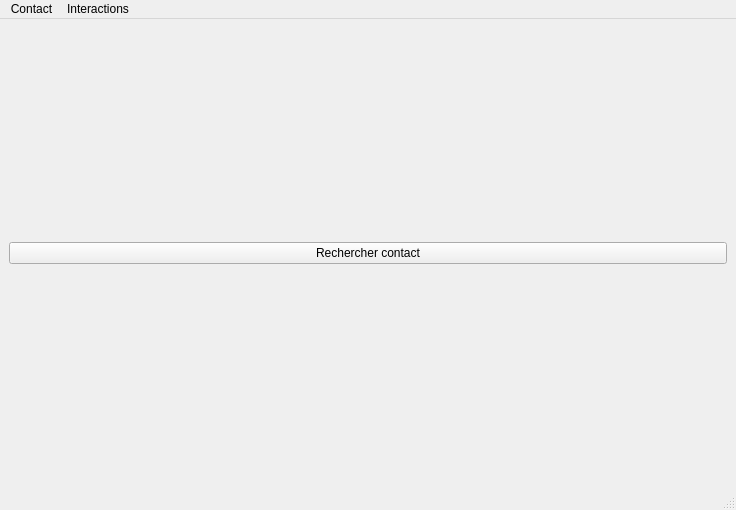
Before: the Qt Designer form Projet/View/mainwindow.ui in KieceDonc/L3_CDAA, drawn with Qt 5.
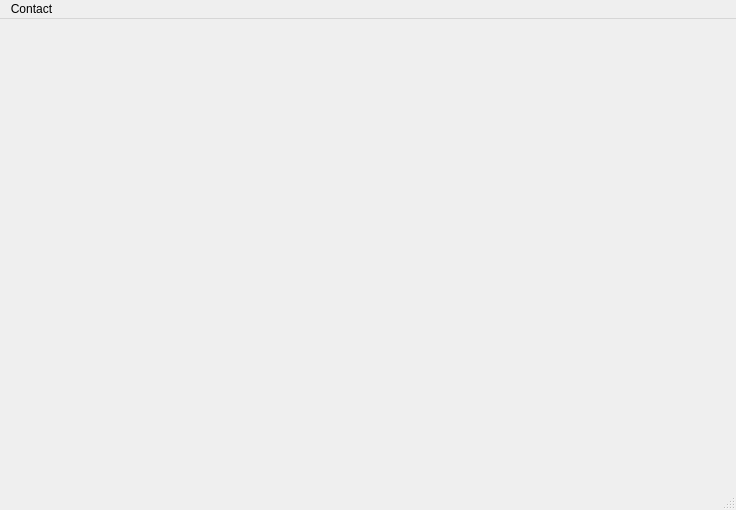
After: the same form once the commit is applied.

```diff
--- a/Projet/View/mainwindow.ui
+++ b/Projet/View/mainwindow.ui
@@ -18,13 +18,6 @@
     <item>
      <layout class="QVBoxLayout" name="middleLayout"/>
     </item>
-    <item>
-     <widget class="QPushButton" name="findContact">
-      <property name="text">
-       <string>Rechercher contact</string>
-      </property>
-     </widget>
-    </item>
    </layout>
   </widget>
   <widget class="QMenuBar" name="menubar">
@@ -42,16 +35,10 @@
     </property>
     <addaction name="actionInteraction"/>
     <addaction name="actionContact"/>
-   </widget>
-   <widget class="QMenu" name="menuInteractions">
-    <property name="title">
-     <string>Interactions</string>
-    </property>
     <addaction name="actionDisplayInteractions"/>
     <addaction name="actionDisplayTodos"/>
    </widget>
    <addaction name="menuFormulaire"/>
-   <addaction name="menuInteractions"/>
   </widget>
   <widget class="QStatusBar" name="statusbar"/>
   <action name="actionInteraction">
```
Left out of the diff: 2 changed lines with no effect on the pictures.
